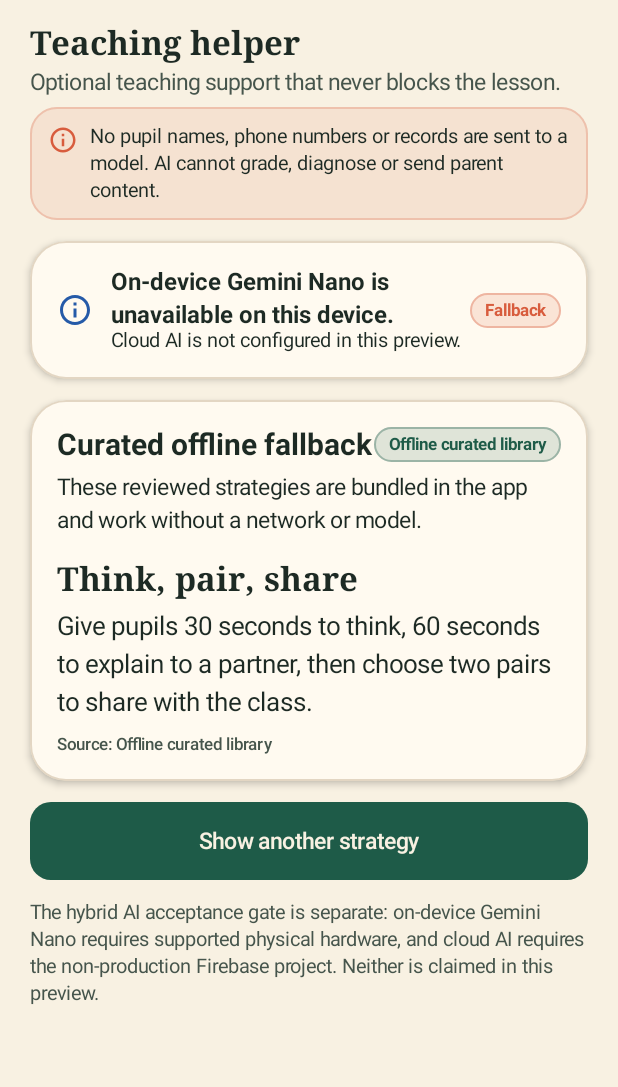
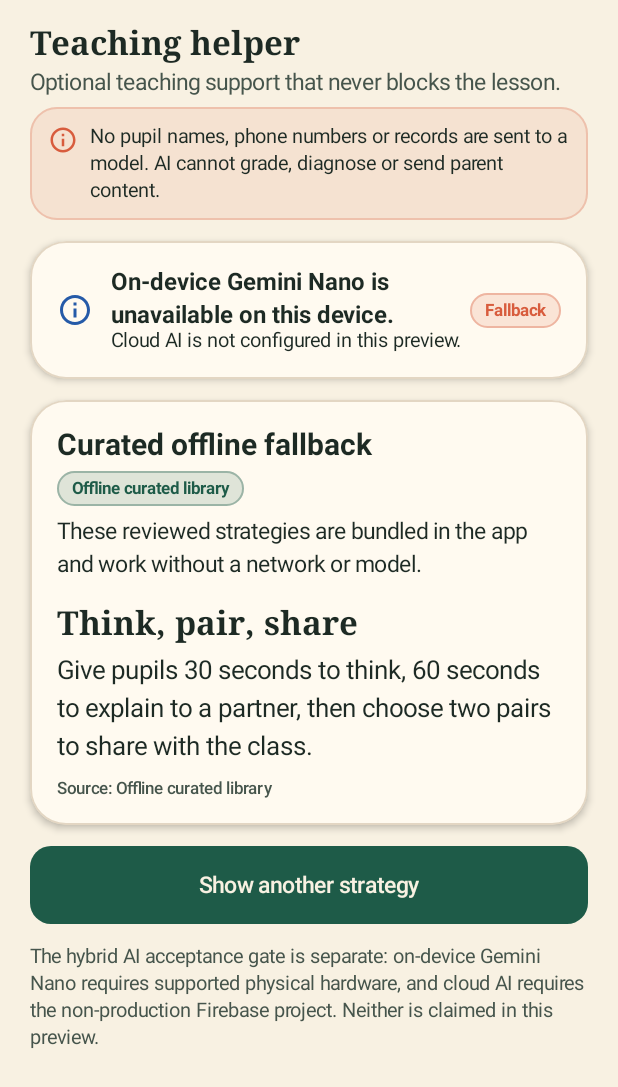
Before and after one commit to onyebuchidaniel60/tiny, an Android app built with Jetpack Compose: the composable AiAssistantScreen shown on its own in the app's theme, on a phone screen of 412 x 824 dp. Shown: the top 1087 px of the screen. Run offline under Robolectric (Android 15) with nearby library versions, the phone set to English and light mode, and no system bars; 1 statement that could not run was skipped.

Commit message:
fix: separate AI fallback badge and clean demo title text

```diff
--- a/app/src/main/java/ng/tiny/education/ui/screens/AiAssistantScreen.kt
+++ b/app/src/main/java/ng/tiny/education/ui/screens/AiAssistantScreen.kt
@@ -69,11 +69,9 @@ fun AiAssistantScreen(onBack: () -> Unit) {
         item {
             PaperCard {
                 androidx.compose.foundation.layout.Column {
-                    Row(verticalAlignment = Alignment.CenterVertically) {
-                        Text(stringResource(R.string.ai_offline_title), style = MaterialTheme.typography.titleLarge, fontWeight = FontWeight.Bold)
-                        Spacer(Modifier.weight(1f))
-                        StatusPill(stringResource(R.string.ai_source_offline), TinyForest)
-                    }
+                    Text(stringResource(R.string.ai_offline_title), style = MaterialTheme.typography.titleLarge, fontWeight = FontWeight.Bold)
+                    Spacer(Modifier.height(6.dp))
+                    StatusPill(stringResource(R.string.ai_source_offline), TinyForest)
                     Spacer(Modifier.height(8.dp))
                     Text(stringResource(R.string.ai_offline_body), style = MaterialTheme.typography.bodyMedium)
                     Spacer(Modifier.height(18.dp))
```
Also changed, not shown: 1 other file.
